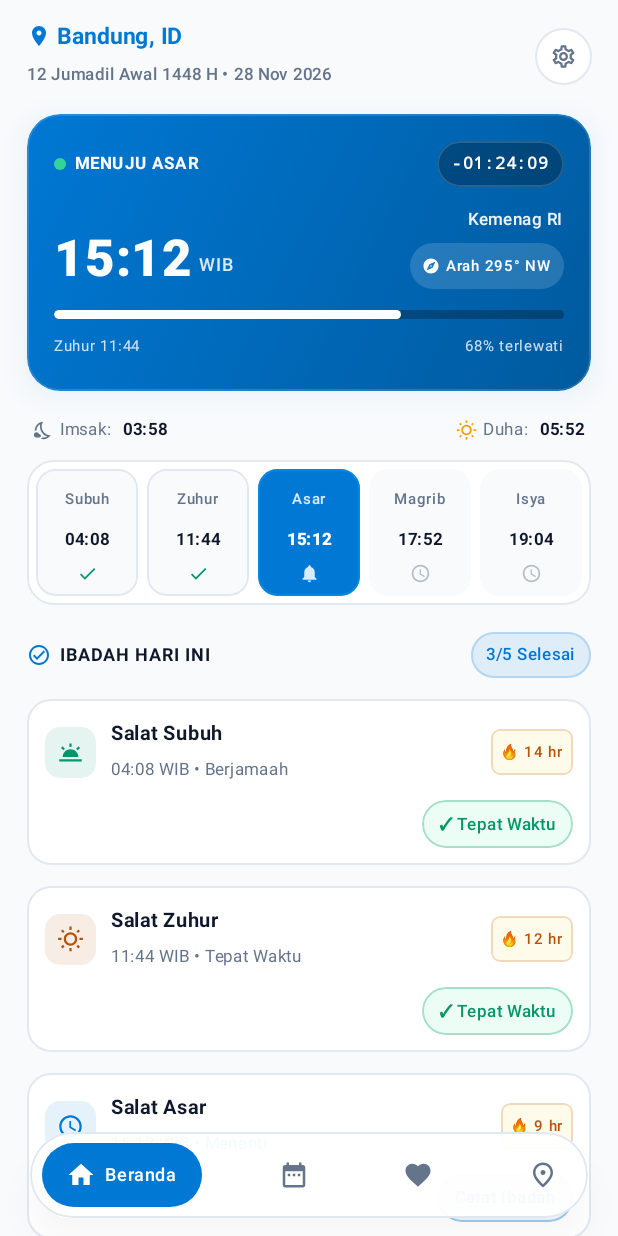
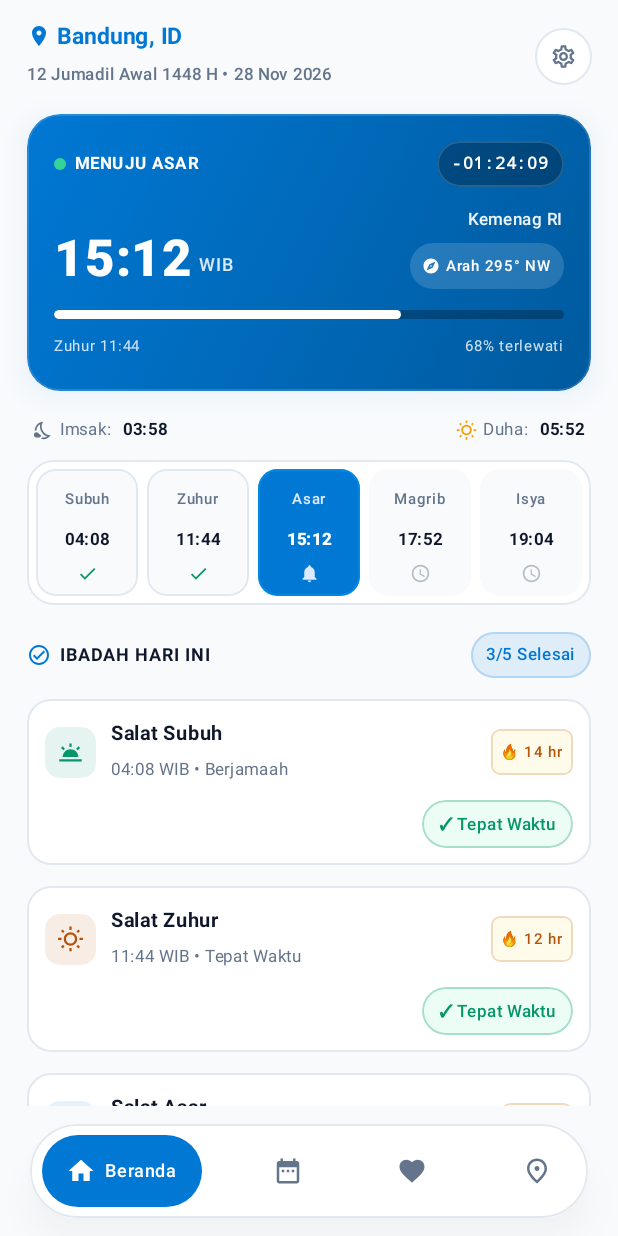
Before and after one commit to AdiSatriaPermana/Jejak-Ibadah, an Android app built with Jetpack Compose: the composable HomeScreen shown on its own in the app's theme, on a phone screen of 412 x 824 dp. Run offline under Robolectric (Android 15) with nearby library versions, the phone set to English and light mode, and no system bars.

Commit message:
fix(ui): finalisasi dark theme dan responsivitas seluruh layar navigasi

```diff
--- a/app/src/main/java/lat/pam/jejakibadah/AppBottomNavbar.kt
+++ b/app/src/main/java/lat/pam/jejakibadah/AppBottomNavbar.kt
@@ -1,10 +1,14 @@
 package lat.pam.jejakibadah
 
+import androidx.compose.animation.animateColorAsState
 import androidx.compose.animation.animateContentSize
+import androidx.compose.animation.core.animateFloatAsState
 import androidx.compose.foundation.BorderStroke
 import androidx.compose.foundation.background
-import androidx.compose.foundation.clickable
+import androidx.compose.foundation.interaction.MutableInteractionSource
+import androidx.compose.foundation.interaction.collectIsPressedAsState
 import androidx.compose.foundation.layout.*
+import androidx.compose.foundation.selection.selectable
 import androidx.compose.foundation.shape.CircleShape
 import androidx.compose.material.icons.Icons
 import androidx.compose.material.icons.filled.DateRange
@@ -12,14 +16,22 @@ import androidx.compose.material.icons.filled.Favorite
 import androidx.compose.material.icons.filled.Home
 import androidx.compose.material.icons.outlined.Place
 import androidx.compose.material3.Icon
+import androidx.compose.material3.MaterialTheme
 import androidx.compose.material3.Surface
 import androidx.compose.material3.Text
 import androidx.compose.runtime.Composable
+import androidx.compose.runtime.getValue
+import androidx.compose.runtime.remember
 import androidx.compose.ui.Alignment
 import androidx.compose.ui.Modifier
 import androidx.compose.ui.draw.clip
+import androidx.compose.ui.draw.scale
 import androidx.compose.ui.draw.shadow
 import androidx.compose.ui.graphics.Color
+import androidx.compose.ui.hapticfeedback.HapticFeedbackType
+import androidx.compose.ui.platform.LocalDensity
+import androidx.compose.ui.platform.LocalHapticFeedback
+import androidx.compose.ui.semantics.Role
 import androidx.compose.ui.text.font.FontWeight
 import androidx.compose.ui.text.style.TextOverflow
 import androidx.compose.ui.unit.dp
@@ -42,15 +54,27 @@ fun AppBottomNavbar(
         Pair("Dzikir", Icons.Default.Favorite),
         Pair("Kiblat", Icons.Outlined.Place)
     )
+    val haptic = LocalHapticFeedback.current
 
-    Box(
+    // RESPONSIF: BoxWithConstraints agar bar tahu lebar yang tersedia
+    BoxWithConstraints(
         modifier = modifier
             .fillMaxWidth()
+            // Latar solid: konten yang di-scroll tidak tembus di balik bar
+            .background(MaterialTheme.colorScheme.background)
             .navigationBarsPadding()
-            .padding(horizontal = 20.dp, vertical = 12.dp)
+            .padding(horizontal = 20.dp, vertical = 12.dp),
+        contentAlignment = Alignment.BottomCenter
     ) {
+        // Label di semua tab hanya jika layar lebar DAN font tidak diperbesar,
+        // supaya label tidak terpotong ("Ki...") saat ukuran font besar
+        val fontScale = LocalDensity.current.fontScale
+        val showAllLabels = maxWidth >= 480.dp && fontScale <= 1.15f
+
         Surface(
             modifier = Modifier
+                // Di layar lebar bar tidak melebar penuh
+                .widthIn(max = 560.dp)
                 .fillMaxWidth()
                 .shadow(
                     elevation = if (isDark) 16.dp else 12.dp,
@@ -59,7 +83,7 @@ fun AppBottomNavbar(
                     spotColor = Color.Black.copy(alpha = if (isDark) 0.55f else 0.16f)
                 ),
             shape = CircleShape,
-            color = if (isDark) DarkCard.copy(alpha = 0.96f) else Color.White.copy(alpha = 0.96f),
+            color = if (isDark) DarkCard else Color.White,
             border = BorderStroke(
                 1.dp,
                 if (isDark) DarkBorder else LightBorder
@@ -74,21 +98,51 @@ fun AppBottomNavbar(
             ) {
                 navItems.forEachIndexed { index, (label, icon) ->
                     val isSelected = selectedIndex == index
-                    val pillBg = if (isSelected) BrandBlue else Color.Transparent
-                    val contentColor = when {
-                        isSelected -> Color.White
-                        isDark -> DarkTextSecondary
-                        else -> LightTextSecondary
-                    }
+                    val showLabel = isSelected || showAllLabels
+
+                    // INTERAKTIF: efek tekan, warna beranimasi, getar halus
+                    val interaction = remember { MutableInteractionSource() }
+                    val pressed by interaction.collectIsPressedAsState()
+                    val scale by animateFloatAsState(
+                        targetValue = if (pressed) 0.94f else 1f,
+                        label = "tabScale"
+                    )
+                    val pillBg by animateColorAsState(
+                        targetValue = if (isSelected) BrandBlue else Color.Transparent,
+                        label = "tabBg"
+                    )
+                    val contentColor by animateColorAsState(
+                        targetValue = when {
+                            isSelected -> Color.White
+                            isDark -> DarkTextSecondary
+                            else -> LightTextSecondary
+                        },
+                        label = "tabContent"
+                    )
 
                     Row(
                         modifier = Modifier
+                            .scale(scale)
+                            // Area sentuh minimal 48dp
+                            .defaultMinSize(minWidth = 48.dp, minHeight = 48.dp)
                             .clip(CircleShape)
                             .background(pillBg)
-                            .clickable { onSelectTab(index) }
+                            // Terbaca sebagai "tab, terpilih" oleh TalkBack
+                            .selectable(
+                                selected = isSelected,
+                                interactionSource = interaction,
+                                indication = null,
+                                role = Role.Tab,
+                                onClick = {
+                                    if (!isSelected) {
+                                        haptic.performHapticFeedback(HapticFeedbackType.TextHandleMove)
+                                    }
+                                    onSelectTab(index)
+                                }
+                            )
                             .animateContentSize()
                             .padding(
-                                horizontal = if (isSelected) 16.dp else 12.dp,
+                                horizontal = if (showLabel) 16.dp else 12.dp,
                                 vertical = 9.dp
                             ),
                         verticalAlignment = Alignment.CenterVertically,
@@ -96,16 +150,17 @@ fun AppBottomNavbar(
                     ) {
                         Icon(
                             imageVector = icon,
-                            contentDescription = label,
+                            // Label sudah terlihat: jangan dibaca dua kali
+                            contentDescription = if (showLabel) null else label,
                             tint = contentColor,
                             modifier = Modifier.size(20.dp)
                         )
-                        if (isSelected) {
+                        if (showLabel) {
                             Text(
                                 text = label,
                                 fontSize = 12.sp,
-                                fontWeight = FontWeight.SemiBold,
-                                color = Color.White,
+                                fontWeight = if (isSelected) FontWeight.SemiBold else FontWeight.Medium,
+                                color = contentColor,
                                 maxLines = 1,
                                 softWrap = false,
                                 overflow = TextOverflow.Ellipsis
--- a/app/src/main/java/lat/pam/jejakibadah/HomeScreen.kt
+++ b/app/src/main/java/lat/pam/jejakibadah/HomeScreen.kt
@@ -1,5 +1,10 @@
 package lat.pam.jejakibadah
 
+import androidx.compose.ui.graphics.luminance
+import androidx.compose.animation.core.animateFloatAsState
+import androidx.compose.runtime.saveable.rememberSaveable
+import androidx.compose.ui.hapticfeedback.HapticFeedbackType
+import androidx.compose.ui.platform.LocalHapticFeedback
 import androidx.compose.foundation.BorderStroke
 import androidx.compose.foundation.background
 import androidx.compose.foundation.border
@@ -63,7 +68,7 @@ data class DailyIbadahItem(
 
 @Composable
 fun HomeScreen(
-    isDarkTheme: Boolean = isSystemInDarkTheme(),
+    isDarkTheme: Boolean = MaterialTheme.colorScheme.background.luminance() < 0.5f,
     onNavigateTab: (Int) -> Unit = {},
     onOpenSettings: () -> Unit = {}
 ) {
@@ -132,6 +137,15 @@ fun HomeScreen(
 
     val completedCount = ibadahList.count { it.isCompleted }
 
+    val haptic = LocalHapticFeedback.current
+    var lastCompleted by remember { mutableIntStateOf(completedCount) }
+    LaunchedEffect(completedCount) {
+        if (completedCount > lastCompleted) {
+            haptic.performHapticFeedback(HapticFeedbackType.TextHandleMove)
+        }
+        lastCompleted = completedCount
+    }
+
     Box(
         modifier = Modifier
             .fillMaxSize()
@@ -139,7 +153,10 @@ fun HomeScreen(
             .statusBarsPadding()
     ) {
         LazyColumn(
-            modifier = Modifier.fillMaxSize(),
+            modifier = Modifier
+                .align(Alignment.TopCenter)
+                .widthIn(max = 640.dp)
+                .fillMaxSize(),
             contentPadding = PaddingValues(
                 start = 18.dp,
                 end = 18.dp,
@@ -173,7 +190,16 @@ fun HomeScreen(
 
             // 3. Prayer Strip (Imsak, Duha & 5 Waktu Salat tersinkron)
             item {
-                PrayerTimesStrip(prayers = prayerSlots, isDark = isDarkTheme)
+                PrayerTimesStrip(
+                    prayers = prayerSlots,
+                    isDark = isDarkTheme,
+                    onPrayerClick = { name ->
+                        ibadahList.firstOrNull { it.prayerKey == name }?.let { salat ->
+                            isBerjamaahChecked = salat.subtitle.contains("Berjamaah", ignoreCase = true)
+                            selectedSalatForDialog = salat
+                        }
+                    }
+                )
             }
 
             // 4. Header Section Ibadah Hari Ini
@@ -496,6 +522,10 @@ private fun NextPrayerHeroCard(
     allDoneToday: Boolean,
     onOpenQibla: () -> Unit
 ) {
+    val heroProgress by animateFloatAsState(
+        targetValue = if (allDoneToday) 1f else 0.68f,
+        label = "heroProgress"
+    )
     val gradientColors = if (isDark) {
         listOf(BrandBlue, Color(0xFF004F8B))
     } else {
@@ -660,7 +690,11 @@ private fun NextPrayerHeroCard(
 }
 
 @Composable
-private fun PrayerTimesStrip(prayers: List<PrayerSlot>, isDark: Boolean) {
+private fun PrayerTimesStrip(
+    prayers: List<PrayerSlot>,
+    isDark: Boolean,
+    onPrayerClick: (String) -> Unit = {}
+) {
     Column(verticalArrangement = Arrangement.spacedBy(8.dp)) {
         Row(
             modifier = Modifier
@@ -744,6 +778,7 @@ private fun PrayerTimesStrip(prayers: List<PrayerSlot>, isDark: Boolean) {
                             .weight(1f)
                             .clip(RoundedCornerShape(13.dp))
                             .background(slotBg)
+                            .clickable { onPrayerClick(slot.name) }
                             .border(1.dp, slotBorder, RoundedCornerShape(13.dp))
                             .padding(vertical = 8.dp, horizontal = 2.dp),
                         horizontalAlignment = Alignment.CenterHorizontally,
--- a/app/src/main/java/lat/pam/jejakibadah/JejakScreen.kt
+++ b/app/src/main/java/lat/pam/jejakibadah/JejakScreen.kt
@@ -33,6 +33,7 @@ import androidx.compose.ui.text.style.TextOverflow
 import androidx.compose.ui.unit.dp
 import androidx.compose.ui.unit.sp
 import lat.pam.jejakibadah.ui.theme.*
+import androidx.compose.foundation.isSystemInDarkTheme
 
 // Status harian pada Heatmap
 enum class DayHeatmapStatus {
@@ -45,10 +46,11 @@ enum class DayHeatmapStatus {
 
 @Composable
 fun JejakScreen(
+    isDarkTheme: Boolean = isSystemInDarkTheme(),
     onOpenSettings: () -> Unit = {},
-    onNavigateTab: (Int) -> Unit = {}
+    onNavigateTab: (Int) -> Unit = {},
 ) {
-    val isDark = isSystemInDarkTheme()
+    val isDark = isDarkTheme
 
     // Filter jenis ibadah
     val worshipFilters = listOf("Semua Salat", "Subuh", "Dzikir Pagi", "Tilawah", "Puasa")
```
Also changed, not shown: app/src/main/java/lat/pam/jejakibadah/MainActivity.kt (+28 -1 lines).
